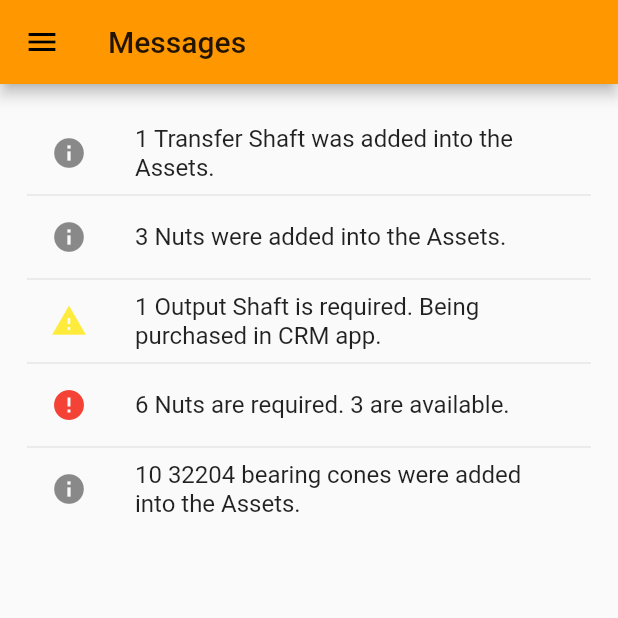
After one commit to kokuraxc/inventory, a Flutter app: the MessagesScreen screen opened directly, on a phone screen of 412 x 824 dp, the top half of it. The commit adds this screen. Run offline on Flutter 3.47's test engine with Material 2 defaults, Android fonts, the phone set to English and light mode, and no system bars; our stand-ins replace flutter_spinkit.

Commit message:
added MOCKED-UP messages screen

```diff
--- a/lib/assets.dart
+++ b/lib/assets.dart
@@ -39,7 +39,7 @@ class _AssetTableState extends State<AssetTable> {
     AssetItem(2, imagePath: 'images/30213.png', name: '30213'),
     AssetItem(1, imagePath: 'images/input_shaft.png', name: 'Input Shaft'),
     AssetItem(14, imagePath: 'images/30205.png', name: '30205'),
-    AssetItem(5, imagePath: 'images/30204.png', name: '30204'),
+    AssetItem(5, imagePath: 'images/32204.png', name: '32204'),
     AssetItem(1,
         imagePath: 'images/transfer_shaft.png', name: 'Transfer Shaft'),
   ];
--- a/lib/drawer.dart
+++ b/lib/drawer.dart
@@ -1,5 +1,6 @@
 import 'package:flutter/material.dart';
 import 'package:inventory/assets.dart';
+import 'package:inventory/messages.dart';
 import 'package:inventory/relationship.dart';
 
 class InventoryDrawer extends StatelessWidget {
@@ -60,7 +61,12 @@ class InventoryDrawer extends StatelessWidget {
             ),
             ListTile(
               title: Text('Messages'),
-              onTap: () {},
+              onTap: () => Navigator.pushReplacement(
+                context,
+                MaterialPageRoute(
+                  builder: (context) => MessagesScreen(),
+                ),
+              ),
             ),
           ],
         ),
--- /dev/null
+++ b/lib/messages.dart
@@ -0,0 +1,50 @@
+import 'package:flutter/material.dart';
+import 'package:inventory/drawer.dart';
+
+class MessagesScreen extends StatefulWidget {
+  @override
+  _MessagesScreenState createState() => _MessagesScreenState();
+}
+
+class _MessagesScreenState extends State<MessagesScreen> {
+  @override
+  Widget build(BuildContext context) {
+    return Scaffold(
+      appBar: AppBar(
+        title: Text("Messages"),
+      ),
+      body: Center(
+        child: Padding(
+          padding: const EdgeInsets.all(18.0),
+          child: ListView(
+            children: ListTile.divideTiles(context: context, tiles: [
+              ListTile(
+                leading: Icon(Icons.info),
+                title: Text('1 Transfer Shaft was added into the Assets.'),
+              ),
+              ListTile(
+                leading: Icon(Icons.info),
+                title: Text('3 Nuts were added into the Assets.'),
+              ),
+              ListTile(
+                leading: Icon(Icons.warning, color: Colors.yellow),
+                title: Text(
+                    '1 Output Shaft is required. Being purchased in CRM app.'),
+              ),
+              ListTile(
+                leading: Icon(Icons.error, color: Colors.red),
+                title: Text('6 Nuts are required. 3 are available.'),
+              ),
+              ListTile(
+                leading: Icon(Icons.info),
+                title:
+                    Text('10 32204 bearing cones were added into the Assets. '),
+              ),
+            ]).toList(),
+          ),
+        ),
+      ),
+      drawer: InventoryDrawer(),
+    );
+  }
+}
--- a/lib/relationship.dart
+++ b/lib/relationship.dart
@@ -11,7 +11,7 @@ class _RelationshipScreenState extends State<RelationshipScreen> {
   Widget build(BuildContext context) {
     return Scaffold(
       appBar: AppBar(
-        title: Text("Assets"),
+        title: Text("Input -> Output Relationship"),
       ),
       body: Center(
         child: Padding(
```
Also changed, not shown: images/32204.png (renamed from images/30204.png).
